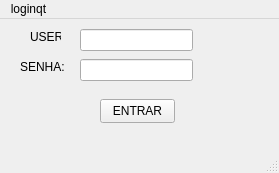
The window that SIGNIN.ui (Xoedra/emoji) describes before a commit, drawn with Qt 5.
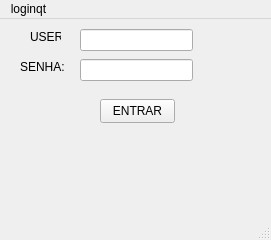
The same window after the commit.

```diff
--- a/SIGNIN.ui
+++ b/SIGNIN.ui
@@ -6,8 +6,8 @@
    <rect>
     <x>0</x>
     <y>0</y>
-    <width>279</width>
-    <height>173</height>
+    <width>271</width>
+    <height>240</height>
    </rect>
   </property>
   <property name="windowTitle">
@@ -79,7 +79,7 @@
     <rect>
      <x>0</x>
      <y>0</y>
-     <width>279</width>
+     <width>271</width>
      <height>22</height>
     </rect>
    </property>
```
Left out of the diff: 13 changed lines with no effect on the pictures.
